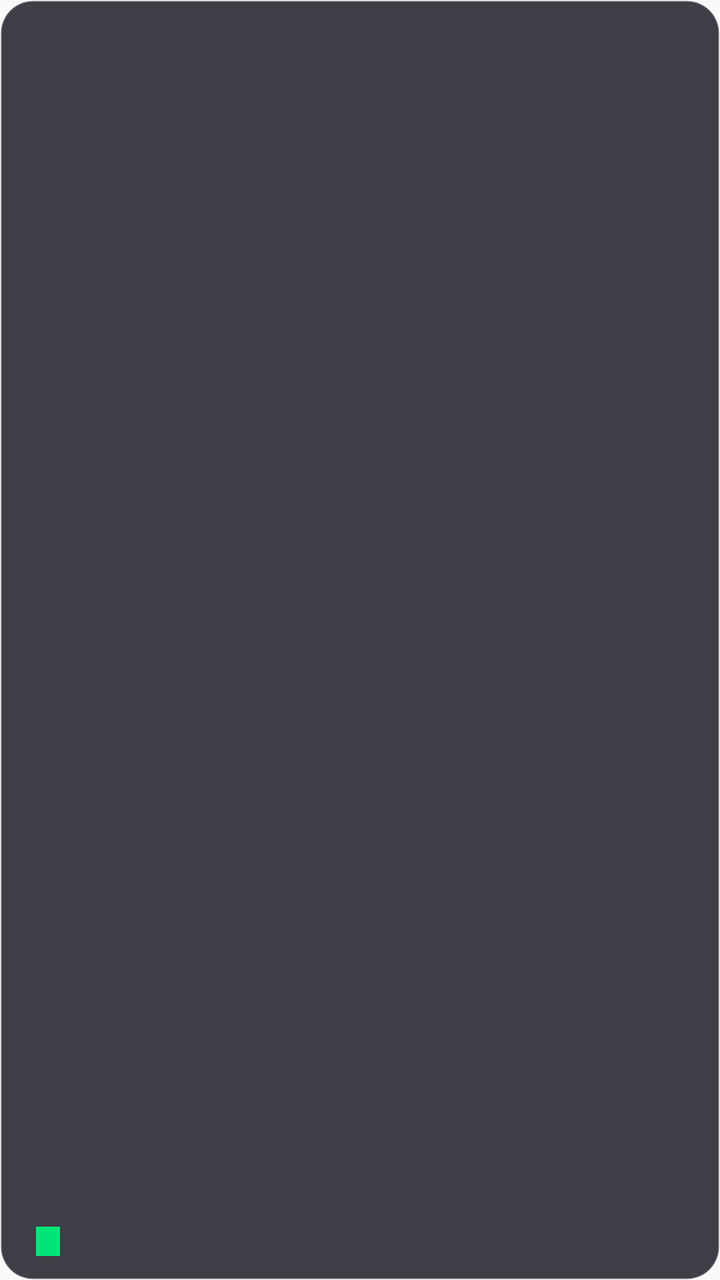
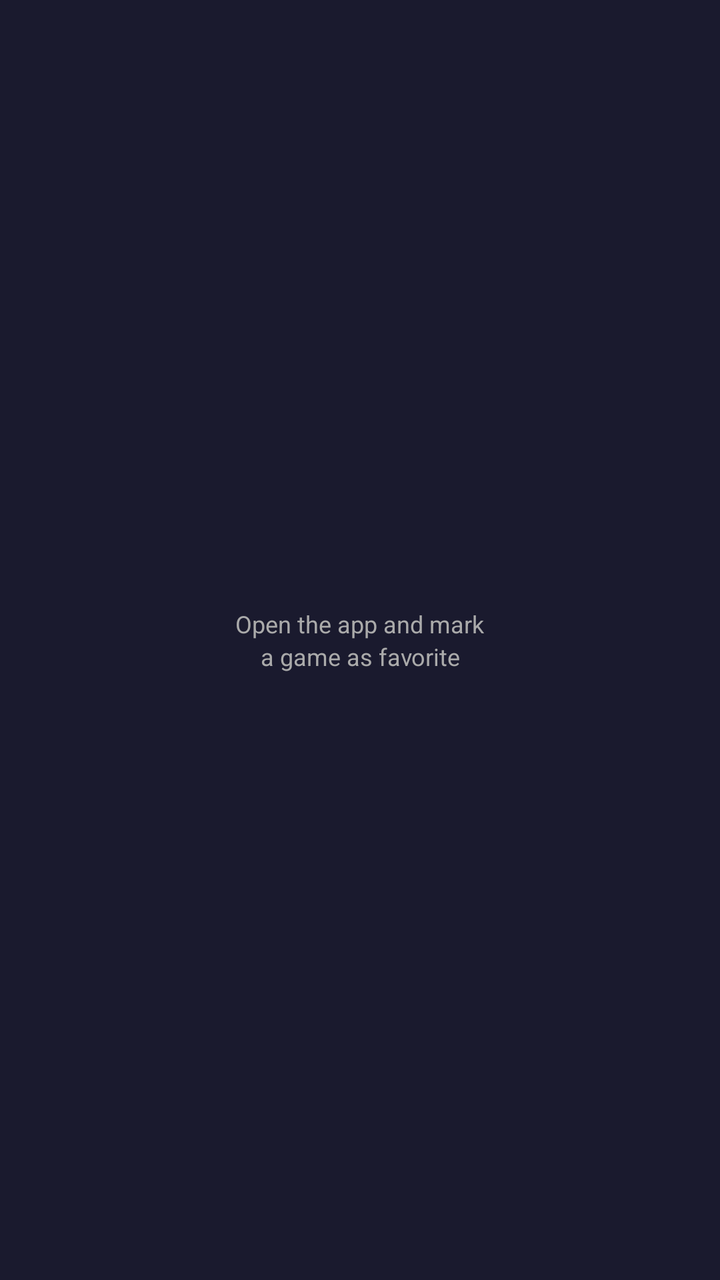

The first picture is an Android layout as it rendered before a commit; the second is the same layout after the commit. The layout source and the unified diff follow.
<!-- AndroidManifest.xml: application theme AppTheme -->
<!-- res/layout/game_widget.xml -->
<?xml version="1.0" encoding="utf-8"?>
<FrameLayout xmlns:android="http://schemas.android.com/apk/res/android"
    android:layout_width="match_parent"
    android:layout_height="match_parent"
    android:background="@drawable/widget_background"
    android:padding="8dp">

    <ViewFlipper
        android:id="@+id/viewFlipper"
        android:layout_width="match_parent"
        android:layout_height="match_parent"
        android:inAnimation="@anim/slide_in_right"
        android:outAnimation="@anim/slide_out_left">

        
        <RelativeLayout android:layout_width="match_parent"
            android:layout_height="match_parent">
            <ImageView android:id="@+id/gameImage1"
                android:layout_width="match_parent"
                android:layout_height="match_parent"
                android:scaleType="centerCrop"
                android:alpha="0.5"/>
            <TextView android:id="@+id/gameTitle1"
                android:layout_width="wrap_content"
                android:layout_height="wrap_content"
                android:textColor="#FFFFFF"
                android:textSize="14sp"
                android:textStyle="bold"
                android:layout_alignParentTop="true"
                android:layout_marginTop="4dp"
                android:layout_marginStart="4dp"/>
            <TextView android:id="@+id/salePrice1"
                android:layout_width="wrap_content"
                android:layout_height="wrap_content"
                android:textColor="#00E676"
                android:textSize="16sp"
                android:textStyle="bold"
                android:layout_alignParentBottom="true"
                android:layout_marginBottom="4dp"
                android:layout_marginStart="4dp"/>
            <TextView android:id="@+id/savings1"
                android:layout_width="wrap_content"
                android:layout_height="wrap_content"
                android:textColor="#000000"
                android:background="#00E676"
                android:textSize="11sp"
                android:textStyle="bold"
                android:paddingStart="6dp"
                android:paddingEnd="6dp"
                android:layout_alignParentBottom="true"
                android:layout_marginBottom="4dp"
                android:layout_toEndOf="@id/salePrice1"
                android:layout_marginStart="6dp"/>
            <ImageView android:id="@+id/storeLogo1"
                android:layout_width="20dp"
                android:layout_height="20dp"
                android:layout_alignParentEnd="true"
                android:layout_alignParentBottom="true"
                android:layout_margin="4dp"/>
        </RelativeLayout>

        
        <RelativeLayout android:layout_width="match_parent"
            android:layout_height="match_parent">
            <ImageView android:id="@+id/gameImage2"
                android:layout_width="match_parent"
                android:layout_height="match_parent"
                android:scaleType="centerCrop"
                android:alpha="0.5"/>
            <TextView android:id="@+id/gameTitle2"
                android:layout_width="wrap_content"
                android:layout_height="wrap_content"
                android:textColor="#FFFFFF"
                android:textSize="14sp"
                android:textStyle="bold"
                android:layout_alignParentTop="true"
                android:layout_marginTop="4dp"
                android:layout_marginStart="4dp"/>
            <TextView android:id="@+id/salePrice2"
                android:layout_width="wrap_content"
                android:layout_height="wrap_content"
                android:textColor="#00E676"
                android:textSize="16sp"
                android:textStyle="bold"
                android:layout_alignParentBottom="true"
                android:layout_marginBottom="4dp"
                android:layout_marginStart="4dp"/>
            <TextView android:id="@+id/savings2"
                android:layout_width="wrap_content"
                android:layout_height="wrap_content"
                android:textColor="#000000"
                android:background="#00E676"
                android:textSize="11sp"
                android:textStyle="bold"
                android:paddingStart="6dp"
                android:paddingEnd="6dp"
                android:layout_alignParentBottom="true"
                android:layout_marginBottom="4dp"
                android:layout_toEndOf="@id/salePrice2"
                android:layout_marginStart="6dp"/>
            <ImageView android:id="@+id/storeLogo2"
                android:layout_width="20dp"
                android:layout_height="20dp"
                android:layout_alignParentEnd="true"
                android:layout_alignParentBottom="true"
                android:layout_margin="4dp"/>
        </RelativeLayout>

    </ViewFlipper>

    
    <LinearLayout
        android:id="@+id/emptyState"
        android:layout_width="match_parent"
        android:layout_height="match_parent"
        android:orientation="vertical"
        android:gravity="center"
        android:visibility="gone">
        <TextView
            android:text="❤️ Add a favorite\ngame in the app"
            android:textColor="#AAAAAA"
            android:textSize="13sp"
            android:gravity="center"
            android:layout_width="wrap_content"
            android:layout_height="wrap_content"/>
    </LinearLayout>

</FrameLayout>
<!-- resources referenced by this layout -->
<resources>
  <!-- drawable widget_background (drawable) -->
  <?xml version="1.0" encoding="utf-8"?>
  <shape xmlns:android="http://schemas.android.com/apk/res/android"
      android:shape="rectangle">
  
      <solid android:color="#CC0F0F1A" />
  
      <corners android:radius="16dp" />
  
      <stroke
          android:width="1dp"
          android:color="#33FFFFFF" />
  
  </shape>
  <style name="AppTheme" parent="Theme.AppCompat.Light.DarkActionBar">
          
          <item name="colorPrimary">@color/colorPrimary</item>
          <item name="colorPrimaryDark">@color/colorPrimaryDark</item>
          <item name="colorAccent">@color/colorAccent</item>
      </style>
</resources>

<!-- the commit's change to res/layout/game_widget.xml (unified diff, before → after) -->
@@ -2,109 +2,176 @@
 <FrameLayout xmlns:android="http://schemas.android.com/apk/res/android"
     android:layout_width="match_parent"
     android:layout_height="match_parent"
-    android:background="@drawable/widget_background"
-    android:padding="8dp">
-
+    android:background="#FF1A1A2E">
+
+    
     <ViewFlipper
         android:id="@+id/viewFlipper"
         android:layout_width="match_parent"
         android:layout_height="match_parent"
         android:inAnimation="@anim/slide_in_right"
-        android:outAnimation="@anim/slide_out_left">
+        android:outAnimation="@anim/slide_out_left"
+        android:visibility="gone">
 
         
-        <RelativeLayout android:layout_width="match_parent"
-            android:layout_height="match_parent">
-            <ImageView android:id="@+id/gameImage1"
+        <FrameLayout
+            android:layout_width="match_parent"
+            android:layout_height="match_parent"
+            android:background="#FF1A1A2E">
+
+            <ImageView
+                android:id="@+id/gameImage1"
                 android:layout_width="match_parent"
                 android:layout_height="match_parent"
                 android:scaleType="centerCrop"
-                android:alpha="0.5"/>
-            <TextView android:id="@+id/gameTitle1"
-                android:layout_width="wrap_content"
-                android:layout_height="wrap_content"
-                android:textColor="#FFFFFF"
-                android:textSize="14sp"
-                android:textStyle="bold"
-                android:layout_alignParentTop="true"
-                android:layout_marginTop="4dp"
-                android:layout_marginStart="4dp"/>
-            <TextView android:id="@+id/salePrice1"
-                android:layout_width="wrap_content"
-                android:layout_height="wrap_content"
-                android:textColor="#00E676"
-                android:textSize="16sp"
-                android:textStyle="bold"
-                android:layout_alignParentBottom="true"
-                android:layout_marginBottom="4dp"
-                android:layout_marginStart="4dp"/>
-            <TextView android:id="@+id/savings1"
-                android:layout_width="wrap_content"
-                android:layout_height="wrap_content"
-                android:textColor="#000000"
-                android:background="#00E676"
-                android:textSize="11sp"
-                android:textStyle="bold"
-                android:paddingStart="6dp"
-                android:paddingEnd="6dp"
-                android:layout_alignParentBottom="true"
-                android:layout_marginBottom="4dp"
-                android:layout_toEndOf="@id/salePrice1"
-                android:layout_marginStart="6dp"/>
-            <ImageView android:id="@+id/storeLogo1"
-                android:layout_width="20dp"
-                android:layout_height="20dp"
-                android:layout_alignParentEnd="true"
-                android:layout_alignParentBottom="true"
-                android:layout_margin="4dp"/>
-        </RelativeLayout>
+                android:alpha="0.4"/>
+
+            <LinearLayout
+                android:layout_width="match_parent"
+                android:layout_height="wrap_content"
+                android:layout_gravity="top"
+                android:background="#CC000000"
+                android:padding="8dp"
+                android:orientation="horizontal">
+
+                <TextView
+                    android:id="@+id/gameTitle1"
+                    android:layout_width="0dp"
+                    android:layout_height="wrap_content"
+                    android:layout_weight="1"
+                    android:textColor="#FFFFFF"
+                    android:textSize="12sp"
+                    android:textStyle="bold"
+                    android:maxLines="2"
+                    android:ellipsize="end"/>
+
+            </LinearLayout>
+
+            <LinearLayout
+                android:layout_width="match_parent"
+                android:layout_height="wrap_content"
+                android:layout_gravity="bottom"
+                android:background="#CC000000"
+                android:padding="8dp"
+                android:orientation="horizontal"
+                android:gravity="center_vertical">
+
+                <TextView
+                    android:id="@+id/salePrice1"
+                    android:layout_width="wrap_content"
+                    android:layout_height="wrap_content"
+                    android:textColor="#00E676"
+                    android:textSize="16sp"
+                    android:textStyle="bold"/>
+
+                <TextView
+                    android:id="@+id/savings1"
+                    android:layout_width="wrap_content"
+                    android:layout_height="wrap_content"
+                    android:layout_marginStart="6dp"
+                    android:background="#FF00E676"
+                    android:textColor="#000000"
+                    android:textSize="10sp"
+                    android:textStyle="bold"
+                    android:paddingStart="5dp"
+                    android:paddingEnd="5dp"
+                    android:paddingTop="2dp"
+                    android:paddingBottom="2dp"/>
+
+                <TextView
+                    android:layout_width="0dp"
+                    android:layout_height="1dp"
+                    android:layout_weight="1"/>
+
+                <ImageView
+                    android:id="@+id/storeLogo1"
+                    android:layout_width="22dp"
+                    android:layout_height="22dp"
+                    android:scaleType="fitCenter"/>
+
+            </LinearLayout>
+
+        </FrameLayout>
 
         
-        <RelativeLayout android:layout_width="match_parent"
-            android:layout_height="match_parent">
-            <ImageView android:id="@+id/gameImage2"
+        <FrameLayout
+            android:layout_width="match_parent"
+            android:layout_height="match_parent"
+            android:background="#FF1A1A2E">
+
+            <ImageView
+                android:id="@+id/gameImage2"
                 android:layout_width="match_parent"
                 android:layout_height="match_parent"
                 android:scaleType="centerCrop"
-                android:alpha="0.5"/>
-            <TextView android:id="@+id/gameTitle2"
-                android:layout_width="wrap_content"
-                android:layout_height="wrap_content"
-                android:textColor="#FFFFFF"
-                android:textSize="14sp"
-                android:textStyle="bold"
-                android:layout_alignParentTop="true"
-                android:layout_marginTop="4dp"
-                android:layout_marginStart="4dp"/>
-            <TextView android:id="@+id/salePrice2"
-                android:layout_width="wrap_content"
-                android:layout_height="wrap_content"
-                android:textColor="#00E676"
-                android:textSize="16sp"
-                android:textStyle="bold"
-                android:layout_alignParentBottom="true"
-                android:layout_marginBottom="4dp"
-                android:layout_marginStart="4dp"/>
-            <TextView android:id="@+id/savings2"
-                android:layout_width="wrap_content"
-                android:layout_height="wrap_content"
-                android:textColor="#000000"
-                android:background="#00E676"
-                android:textSize="11sp"
-                android:textStyle="bold"
-                android:paddingStart="6dp"
-                android:paddingEnd="6dp"
-                android:layout_alignParentBottom="true"
-                android:layout_marginBottom="4dp"
-                android:layout_toEndOf="@id/salePrice2"
-                android:layout_marginStart="6dp"/>
-            <ImageView android:id="@+id/storeLogo2"
-                android:layout_width="20dp"
-                android:layout_height="20dp"
-                android:layout_alignParentEnd="true"
-                android:layout_alignParentBottom="true"
-                android:layout_margin="4dp"/>
-        </RelativeLayout>
+                android:alpha="0.4"/>
+
+            <LinearLayout
+                android:layout_width="match_parent"
+                android:layout_height="wrap_content"
+                android:layout_gravity="top"
+                android:background="#CC000000"
+                android:padding="8dp"
+                android:orientation="horizontal">
+
+                <TextView
+                    android:id="@+id/gameTitle2"
+                    android:layout_width="0dp"
+                    android:layout_height="wrap_content"
+                    android:layout_weight="1"
+                    android:textColor="#FFFFFF"
+                    android:textSize="12sp"
+                    android:textStyle="bold"
+                    android:maxLines="2"
+                    android:ellipsize="end"/>
+
+            </LinearLayout>
+
+            <LinearLayout
+                android:layout_width="match_parent"
+                android:layout_height="wrap_content"
+                android:layout_gravity="bottom"
+                android:background="#CC000000"
+                android:padding="8dp"
+                android:orientation="horizontal"
+                android:gravity="center_vertical">
+
+                <TextView
+                    android:id="@+id/salePrice2"
+                    android:layout_width="wrap_content"
+                    android:layout_height="wrap_content"
+                    android:textColor="#00E676"
+                    android:textSize="16sp"
+                    android:textStyle="bold"/>
+
+                <TextView
+                    android:id="@+id/savings2"
+                    android:layout_width="wrap_content"
+                    android:layout_height="wrap_content"
+                    android:layout_marginStart="6dp"
+                    android:background="#FF00E676"
+                    android:textColor="#000000"
+                    android:textSize="10sp"
+                    android:textStyle="bold"
+                    android:paddingStart="5dp"
+                    android:paddingEnd="5dp"
+                    android:paddingTop="2dp"
+                    android:paddingBottom="2dp"/>
+
+                <TextView
+                    android:layout_width="0dp"
+                    android:layout_height="1dp"
+                    android:layout_weight="1"/>
+
+                <ImageView
+                    android:id="@+id/storeLogo2"
+                    android:layout_width="22dp"
+                    android:layout_height="22dp"
+                    android:scaleType="fitCenter"/>
+
+            </LinearLayout>
+
+        </FrameLayout>
 
     </ViewFlipper>
 
@@ -115,14 +182,25 @@
         android:layout_height="match_parent"
         android:orientation="vertical"
         android:gravity="center"
-        android:visibility="gone">
+        android:background="#FF1A1A2E"
+        android:visibility="visible">
+
         <TextView
-            android:text="❤️ Add a favorite\ngame in the app"
+            android:layout_width="wrap_content"
+            android:layout_height="wrap_content"
+            android:text="Open the app and mark"
             android:textColor="#AAAAAA"
-            android:textSize="13sp"
-            android:gravity="center"
+            android:textSize="12sp"
+            android:gravity="center"/>
+
+        <TextView
             android:layout_width="wrap_content"
-            android:layout_height="wrap_content"/>
+            android:layout_height="wrap_content"
+            android:text="a game as favorite"
+            android:textColor="#AAAAAA"
+            android:textSize="12sp"
+            android:gravity="center"/>
+
     </LinearLayout>
 
 </FrameLayout>
<!-- resource entries referenced after the edit -->
@@ -1,19 +1,5 @@
 <!-- resources referenced by this layout -->
 <resources>
-  <!-- drawable widget_background (drawable) -->
-  <?xml version="1.0" encoding="utf-8"?>
-  <shape xmlns:android="http://schemas.android.com/apk/res/android"
-      android:shape="rectangle">
-  
-      <solid android:color="#CC0F0F1A" />
-  
-      <corners android:radius="16dp" />
-  
-      <stroke
-          android:width="1dp"
-          android:color="#33FFFFFF" />
-  
-  </shape>
   <style name="AppTheme" parent="Theme.AppCompat.Light.DarkActionBar">
           
           <item name="colorPrimary">@color/colorPrimary</item>
